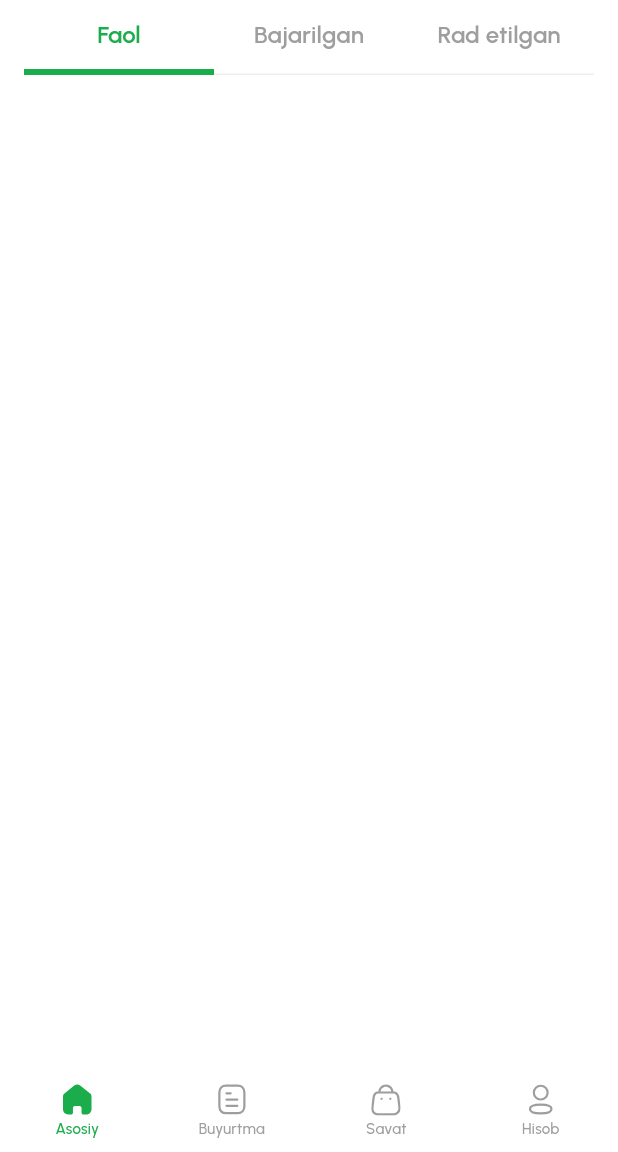
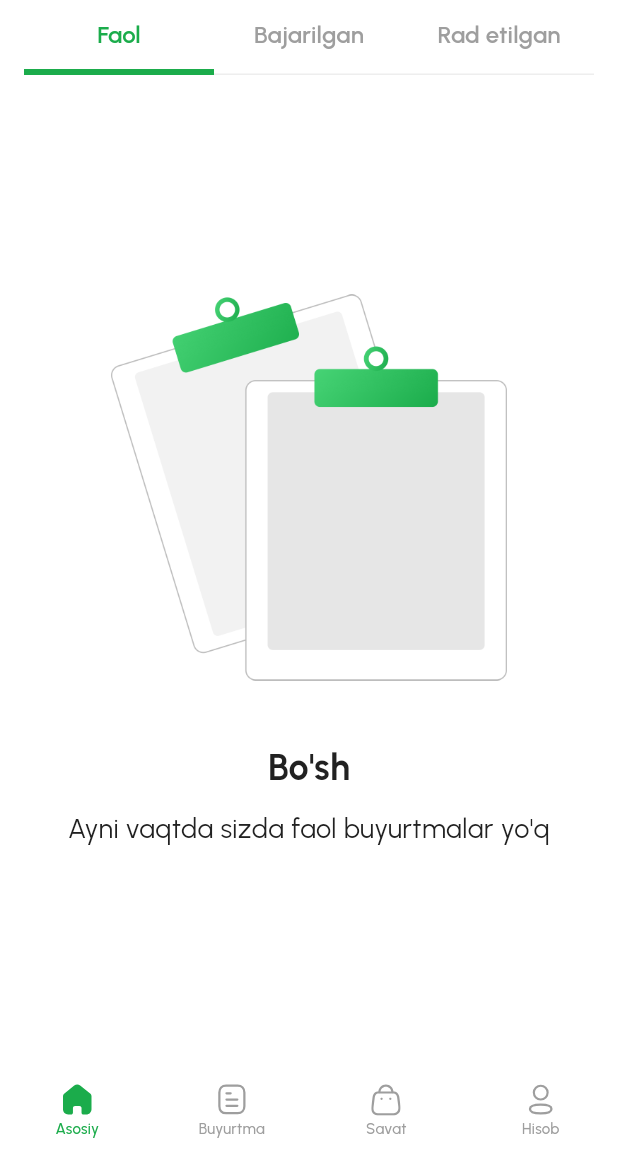
Before and after one commit to mabdubannobov/my_dmtt, a Flutter app: the MainScreen screen opened directly, swiped to page 2, on a phone screen of 412 x 824 dp, the part 84-1236 px from its top. Run offline on Flutter 3.47's test engine with Material 3 defaults, Android fonts, the phone set to English and light mode, and no system bars; our stand-ins replace bloc, cached_network_image, dio, equatable, flutter_bloc, flutter_svg and 1 more; accounts and stored records are empty; network calls fail.

Commit message:
fix empty orders

```diff
--- a/lib/constants/app_assets.dart
+++ b/lib/constants/app_assets.dart
@@ -72,4 +72,5 @@ class AppImages extends AssetsFolder {
   String get acceptedOrder => '$basePath/accepted-order.png';
   String get completedOrder => '$basePath/completed-order.png';
   String get rejectedOrder => '$basePath/rejected-order.png';
+  String get emptyOrder => '$basePath/empty-order.png';
 }
--- a/lib/features/orders/screens/orders.dart
+++ b/lib/features/orders/screens/orders.dart
@@ -11,6 +11,7 @@ import '../../../constants/app_colors.dart';
 import '../../../constants/app_text_styles.dart';
 import '../../../models/order_model.dart';
 import '../bloc/bloc/orders_bloc.dart';
+import '../widgets/empty_order.dart';
 
 class OrdersScreen extends StatefulWidget {
   const OrdersScreen({super.key});
@@ -124,7 +125,11 @@ class _OrdersScreenState extends State<OrdersScreen> with SingleTickerProviderSt
               child: TabBarView(
                 controller: _tabController,
                 children: [
-                  Center(
+                  activeOrders.isEmpty
+                      ? const EmptyOrder(
+                          orderTitle: "faol",
+                        )
+                      : Center(
                           child: ListView.separated(
                             padding: const EdgeInsets.fromLTRB(16, 24, 16, 0),
                             itemCount: activeOrders.length,
@@ -140,7 +145,11 @@ class _OrdersScreenState extends State<OrdersScreen> with SingleTickerProviderSt
                             },
                           ),
                         ),
-                  Center(
+                  acceptedOrders.isEmpty
+                      ? const EmptyOrder(
+                          orderTitle: "bajarilgan",
+                        )
+                      : Center(
                           child: ListView.separated(
                             padding: const EdgeInsets.fromLTRB(16, 24, 16, 0),
                             itemCount: acceptedOrders.length,
@@ -156,7 +165,11 @@ class _OrdersScreenState extends State<OrdersScreen> with SingleTickerProviderSt
                             },
                           ),
                         ),
-                  Center(
+                  rejectedOrders.isEmpty
+                      ? const EmptyOrder(
+                          orderTitle: "rad etilgan",
+                        )
+                      : Center(
                           child: ListView.separated(
                             padding: const EdgeInsets.fromLTRB(16, 24, 16, 0),
                             itemCount: rejectedOrders.length,
--- /dev/null
+++ b/lib/features/orders/widgets/empty_order.dart
@@ -0,0 +1,51 @@
+import 'package:flutter/material.dart';
+
+import '../../../constants/app_assets.dart';
+import '../../../constants/app_colors.dart';
+import '../../../constants/app_text_styles.dart';
+
+class EmptyOrder extends StatelessWidget {
+  const EmptyOrder({
+    required this.orderTitle,
+    super.key,
+  });
+
+  final String orderTitle;
+
+  @override
+  Widget build(BuildContext context) {
+    return Center(
+      child: Column(
+        mainAxisAlignment: MainAxisAlignment.center,
+        children: [
+          Padding(
+            padding: const EdgeInsets.symmetric(horizontal: 74),
+            child: Image.asset(
+              AppAssets.images.emptyOrder,
+            ),
+          ),
+          const SizedBox(height: 40),
+          Text(
+            "Bo'sh",
+            style: AppTextStyles.boldStyle.copyWith(
+              fontSize: 24,
+              color: AppColors.greyscaleLight,
+            ),
+          ),
+          const SizedBox(height: 12),
+          Padding(
+            padding: const EdgeInsets.symmetric(horizontal: 24),
+            child: Text(
+              "Ayni vaqtda sizda $orderTitle buyurtmalar yo'q",
+              textAlign: TextAlign.center,
+              style: AppTextStyles.regularStyle.copyWith(
+                fontSize: 18,
+                color: AppColors.greyscaleLight,
+              ),
+            ),
+          )
+        ],
+      ),
+    );
+  }
+}
```
Also changed, not shown: assets/images/empty-order.png (added). Lines whose indentation alone changed are shown as unchanged.
